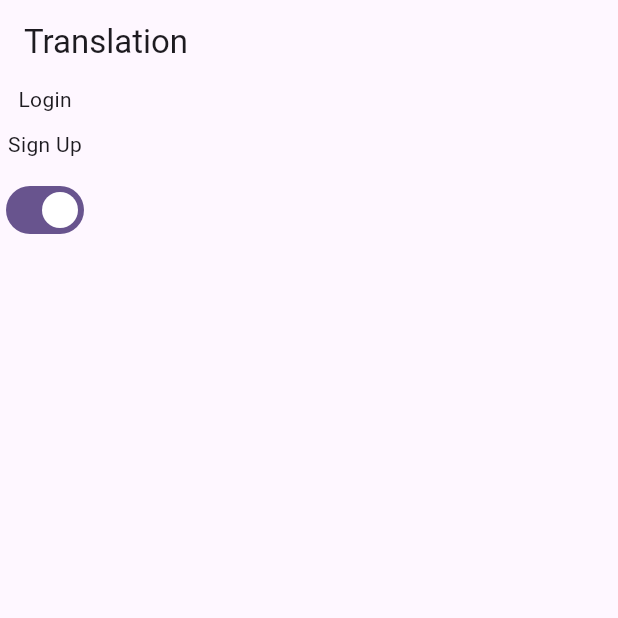
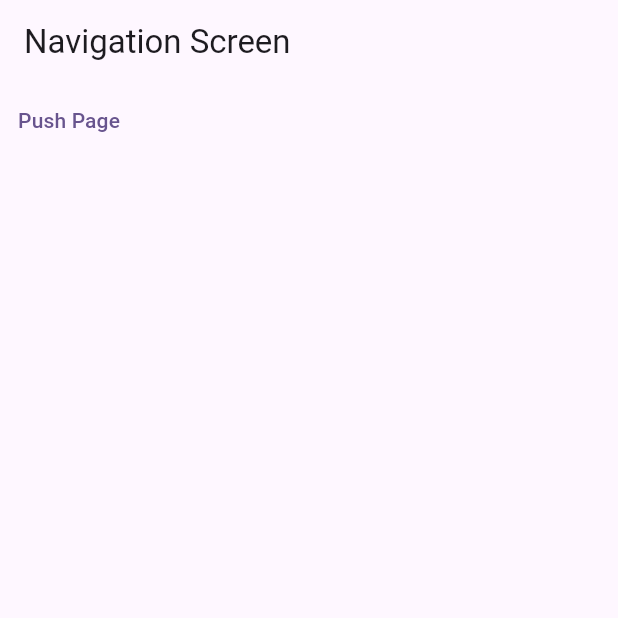
Before and after one commit to LynnKhantKyaw/test_getx, a Flutter app: the screen it shows after launch, on a phone screen of 412 x 824 dp, the top half of it. Run offline on Flutter 3.47's test engine with Material 3 defaults, Android fonts, the phone set to English and light mode, and no system bars; our stand-ins replace get; missing offline and left inert: get_storage_pro.

Commit message:
navigation

```diff
--- a/lib/main.dart
+++ b/lib/main.dart
@@ -1,6 +1,7 @@
 import 'package:flutter/material.dart';
 import 'package:get/get_navigation/src/root/get_material_app.dart';
 import 'package:get_storage_pro/get_storage_pro.dart';
+import 'package:test_getx/navigation/navigation_screen.dart';
 import 'package:test_getx/translation/translation_controller.dart';
 import 'package:test_getx/translation/translation_screen.dart';
 
@@ -23,7 +24,7 @@ class MyApp extends StatelessWidget {
       translations: TranslationController(),
       locale: Locale('en'),
       fallbackLocale: Locale('en'),
-      home: TranslationScreen(), //CounterScreen(),
+      home: NavigationScreen(), //TranslationScreen(), //CounterScreen(),
     );
   }
 }
--- /dev/null
+++ b/lib/navigation/navigation_screen.dart
@@ -0,0 +1,24 @@
+import 'package:flutter/material.dart';
+import 'package:get/get.dart';
+import 'package:test_getx/navigation/second_screen.dart';
+
+class NavigationScreen extends StatelessWidget {
+  const NavigationScreen({super.key});
+
+  @override
+  Widget build(BuildContext context) {
+    return Scaffold(
+      appBar: AppBar(title: Text('Navigation Screen')),
+      body: Column(
+        children: [
+          TextButton(
+            onPressed: () {
+              Get.to(SecondScreen());
+            },
+            child: Text('Push Page'),
+          ),
+        ],
+      ),
+    );
+  }
+}
--- a/lib/translation/app_language_controller.dart
+++ b/lib/translation/app_language_controller.dart
@@ -21,7 +21,7 @@ class AppLanguageController extends GetxController {
     await localStorage.saveLanguage(isEn);
 
     appLocal = isEn;
-
+    //test
     Get.updateLocale(Locale(appLocal == true ? 'en' : 'my'));
 
     update();
```
Also changed, not shown: lib/navigation/second_screen.dart (added, +78 -0 lines), lib/navigation/third_screen.dart (added, +37 -0 lines).
